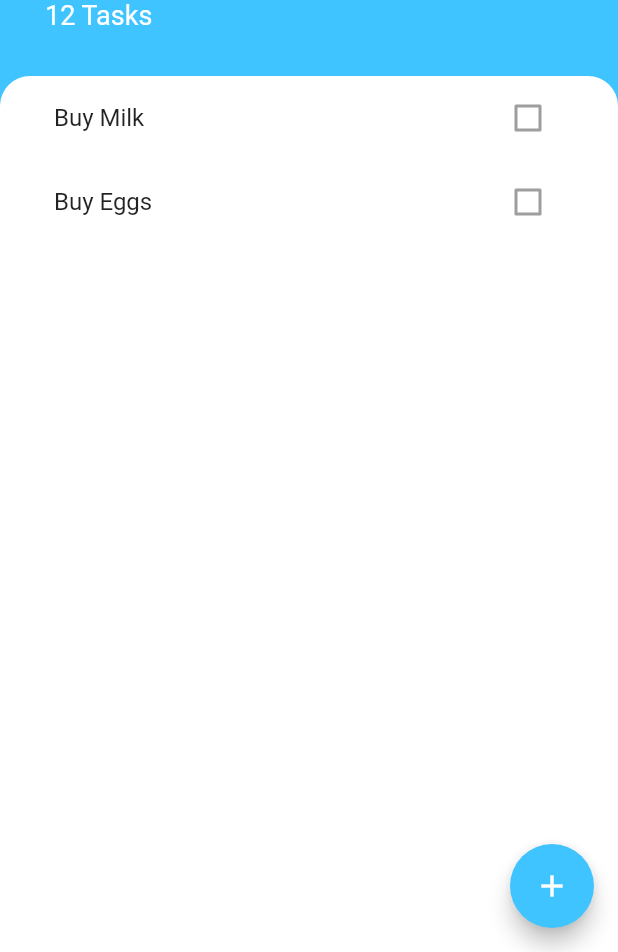
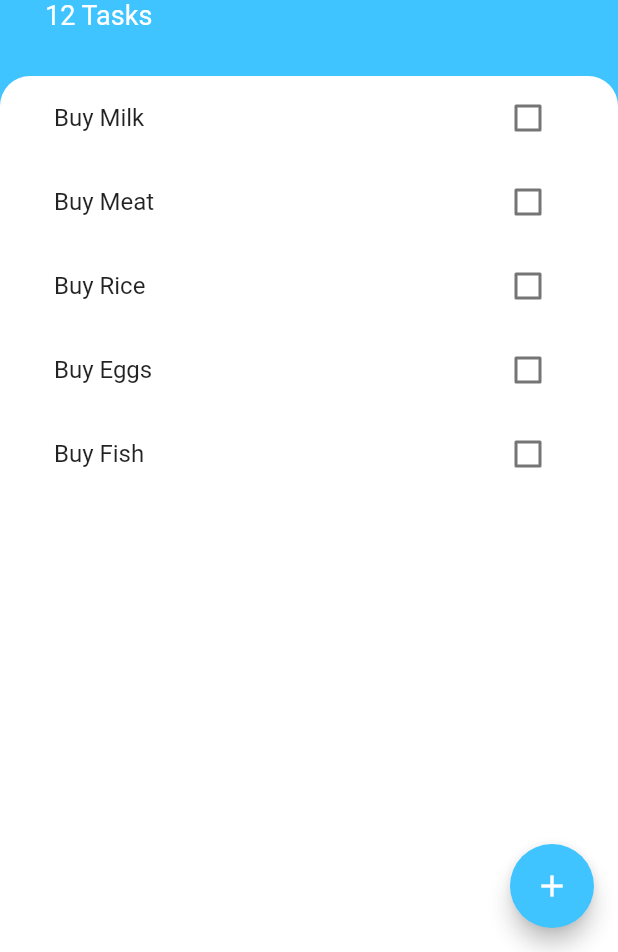
Before and after one commit to tk-code-dev/flutter_todoey, a Flutter app: the screen it shows after launch, on a phone screen of 412 x 824 dp, the part 284-1236 px from its top. Run offline on Flutter 3.47's test engine with Material 2 defaults, Android fonts, the phone set to English and light mode, and no system bars.

Commit message:
Add ListView.builder

```diff
--- a/lib/widgets/task_tile.dart
+++ b/lib/widgets/task_tile.dart
@@ -3,8 +3,9 @@ import 'package:flutter/material.dart';
 class TaskTile extends StatelessWidget {
   final bool isChecked;
   final String taskTitle;
+  final Function checkboxCallback;
 
-  TaskTile({this.isChecked, this.taskTitle});
+  TaskTile({this.isChecked, this.taskTitle, this.checkboxCallback});
 
   @override
   Widget build(BuildContext context) {
@@ -18,14 +19,10 @@ class TaskTile extends StatelessWidget {
       trailing: Checkbox(
         activeColor: Colors.lightBlueAccent,
         value: isChecked,
-//        onChanged: toggleCheckboxState,
+        onChanged: (newValue) {
+          checkboxCallback(newValue);
+        },
       ),
     );
   }
 }
-
-//(bool checkboxState) {
-//  setState(){
-//    isChecked = checkboxStae;
-//});
-//},
--- a/lib/widgets/tasks_list.dart
+++ b/lib/widgets/tasks_list.dart
@@ -10,23 +10,27 @@ class TasksList extends StatefulWidget {
 class _TasksListState extends State<TasksList> {
   List<Task> tasks = [
     Task(name: 'Buy Milk'),
+    Task(name: 'Buy Meat'),
+    Task(name: 'Buy Rice'),
     Task(name: 'Buy Eggs'),
-    Task(name: 'Buy Rice'),
+    Task(name: 'Buy Fish'),
   ];
 
   @override
   Widget build(BuildContext context) {
-    return ListView(
-      children: <Widget>[
-        TaskTile(
-          taskTitle: tasks[0].name,
-          isChecked: tasks[0].isDone,
-        ),
-        TaskTile(
-          taskTitle: tasks[1].name,
-          isChecked: tasks[1].isDone,
-        ),
-      ],
+    return ListView.builder(
+      itemBuilder: (BuildContext context, int index) {
+        return TaskTile(
+          taskTitle: tasks[index].name,
+          isChecked: tasks[index].isDone,
+          checkboxCallback: (checkboxState) {
+            setState(() {
+              tasks[index].toggleDone();
+            });
+          },
+        );
+      },
+      itemCount: tasks.length,
     );
   }
 }
```
